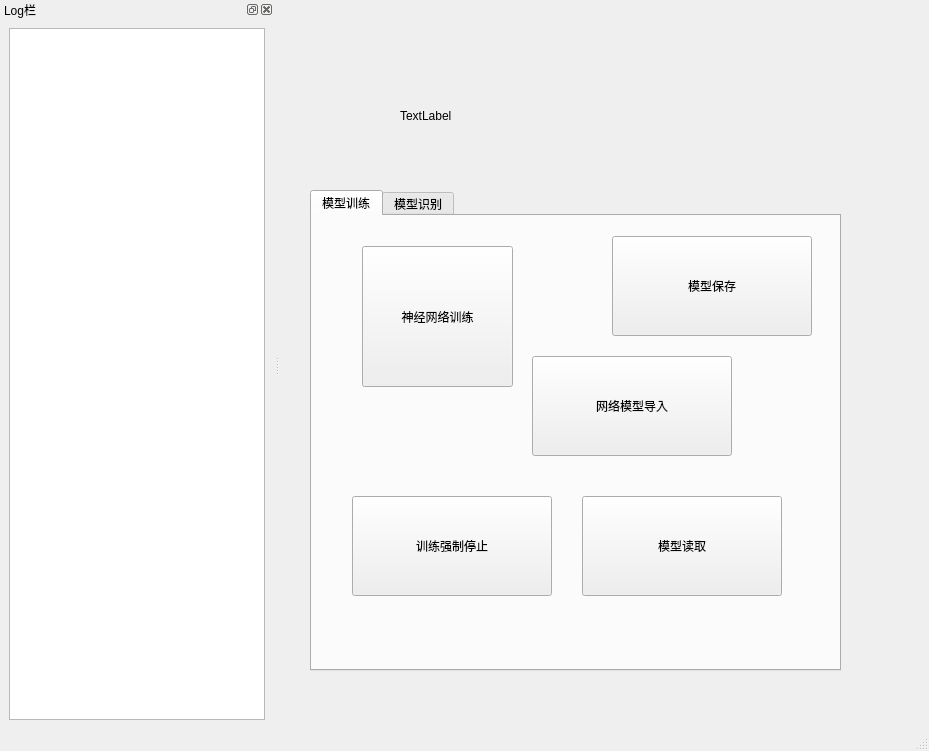
Qt form UIMain.ui (chengli990412/HandWritingRecognition) before a commit.
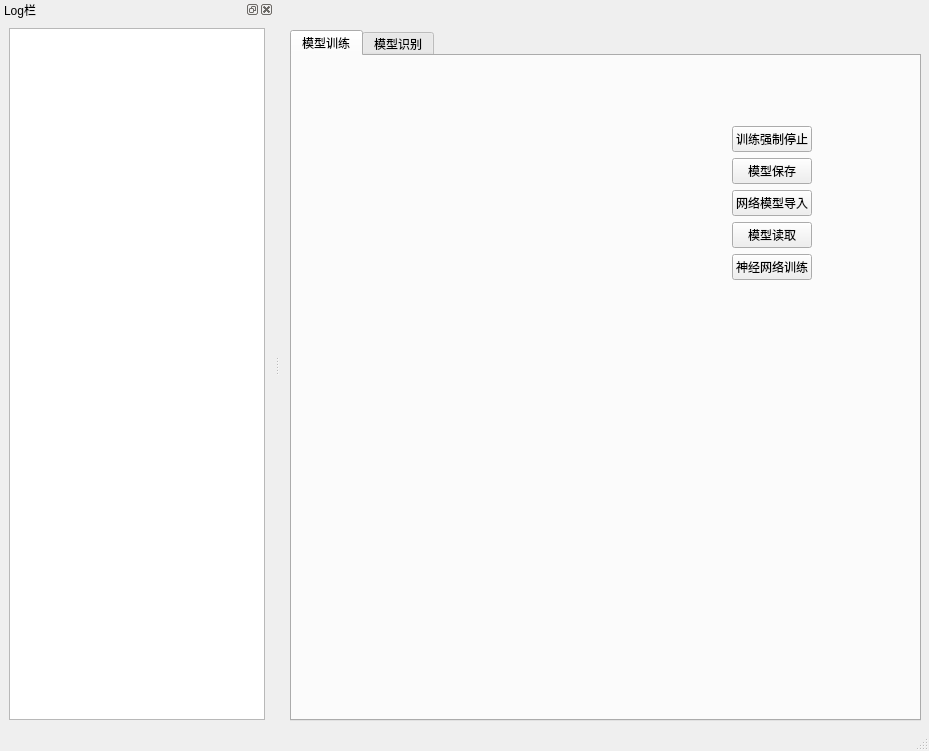
The same form after that commit.

Commit message: 版本：V1.0.0.5 1.完成Matplotlib图表与训练流程绑定实现实时绘画。

What changed in the file:
```diff
--- a/UIMain.ui
+++ b/UIMain.ui
@@ -14,99 +14,92 @@
    <string>基于特征处理的手写数字识别</string>
   </property>
   <widget class="QWidget" name="centralwidget">
-   <widget class="QLabel" name="label">
-    <property name="geometry">
-     <rect>
-      <x>120</x>
-      <y>110</y>
-      <width>54</width>
-      <height>12</height>
-     </rect>
-    </property>
-    <property name="text">
-     <string>TextLabel</string>
-    </property>
-   </widget>
    <widget class="QTabWidget" name="tabWidget">
     <property name="geometry">
      <rect>
-      <x>30</x>
-      <y>190</y>
-      <width>531</width>
-      <height>481</height>
+      <x>10</x>
+      <y>30</y>
+      <width>631</width>
+      <height>691</height>
      </rect>
     </property>
+    <property name="tabShape">
+     <enum>QTabWidget::Rounded</enum>
+    </property>
     <property name="currentIndex">
      <number>0</number>
     </property>
+    <property name="elideMode">
+     <enum>Qt::ElideNone</enum>
+    </property>
     <widget class="QWidget" name="tab">
      <attribute name="title">
       <string>模型训练</string>
      </attribute>
-     <widget class="QPushButton" name="Button_Train">
+     <widget class="QWidget" name="">
       <property name="geometry">
        <rect>
-        <x>50</x>
-        <y>30</y>
-        <width>151</width>
-        <height>141</height>
+        <x>440</x>
+        <y>70</y>
+        <width>138</width>
+        <height>219</height>
        </rect>
       </property>
-      <property name="text">
-       <string>神经网络训练</string>
-      </property>
+      <layout class="QVBoxLayout" name="verticalLayout_3">
+       <property name="sizeConstraint">
+        <enum>QLayout::SetFixedSize</enum>
+       </property>
+       <item>
+        <widget class="QPushButton" name="Button_StopTrain">
+         <property name="text">
+          <string>训练强制停止</string>
+         </property>
+        </widget>
+       </item>
+       <item>
+        <widget class="QPushButton" name="Button_SaveModel">
+         <property name="text">
+          <string>模型保存</string>
+         </property>
+        </widget>
+       </item>
+       <item>
+        <widget class="QPushButton" name="Button_LoadModel">
+         <property name="text">
+          <string>网络模型导入</string>
+         </property>
+        </widget>
+       </item>
+       <item>
+        <widget class="QPushButton" name="Button_ReadModel">
+         <property name="text">
+          <string>模型读取</string>
+         </property>
+        </widget>
+       </item>
+       <item>
+        <widget class="QPushButton" name="Button_Train">
+         <property name="text">
+          <string>神经网络训练</string>
+         </property>
+        </widget>
+       </item>
+      </layout>
      </widget>
-     <widget class="QPushButton" name="Button_LoadModel">
+     <widget class="QWidget" name="">
       <property name="geometry">
        <rect>
-        <x>220</x>
-        <y>140</y>
-        <width>200</width>
-        <height>100</height>
+        <x>0</x>
+        <y>0</y>
+        <width>431</width>
+        <height>661</height>
        </rect>
       </property>
-      <property name="text">
-       <string>网络模型导入</string>
-      </property>
-     </widget>
-     <widget class="QPushButton" name="Button_SaveModel">
-      <property name="geometry">
-       <rect>
-        <x>300</x>
-        <y>20</y>
-        <width>200</width>
-        <height>100</height>
-       </rect>
-      </property>
-      <property name="text">
-       <string>模型保存</string>
-      </property>
-     </widget>
-     <widget class="QPushButton" name="Button_StopTrain">
-      <property name="geometry">
-       <rect>
-        <x>40</x>
-        <y>280</y>
-        <width>200</width>
-        <height>100</height>
-       </rect>
-      </property>
-      <property name="text">
-       <string>训练强制停止</string>
-      </property>
-     </widget>
-     <widget class="QPushButton" name="Button_ReadModel">
-      <property name="geometry">
-       <rect>
-        <x>270</x>
-        <y>280</y>
-        <width>200</width>
-        <height>100</height>
-       </rect>
-      </property>
-      <property name="text">
-       <string>模型读取</string>
-      </property>
+      <layout class="QVBoxLayout" name="verticalLayout">
+       <property name="sizeConstraint">
+        <enum>QLayout::SetDefaultConstraint</enum>
+       </property>
+      </layout>
      </widget>
     </widget>
     <widget class="QWidget" name="tab_2">
```
The commit also changes 3 other files.
